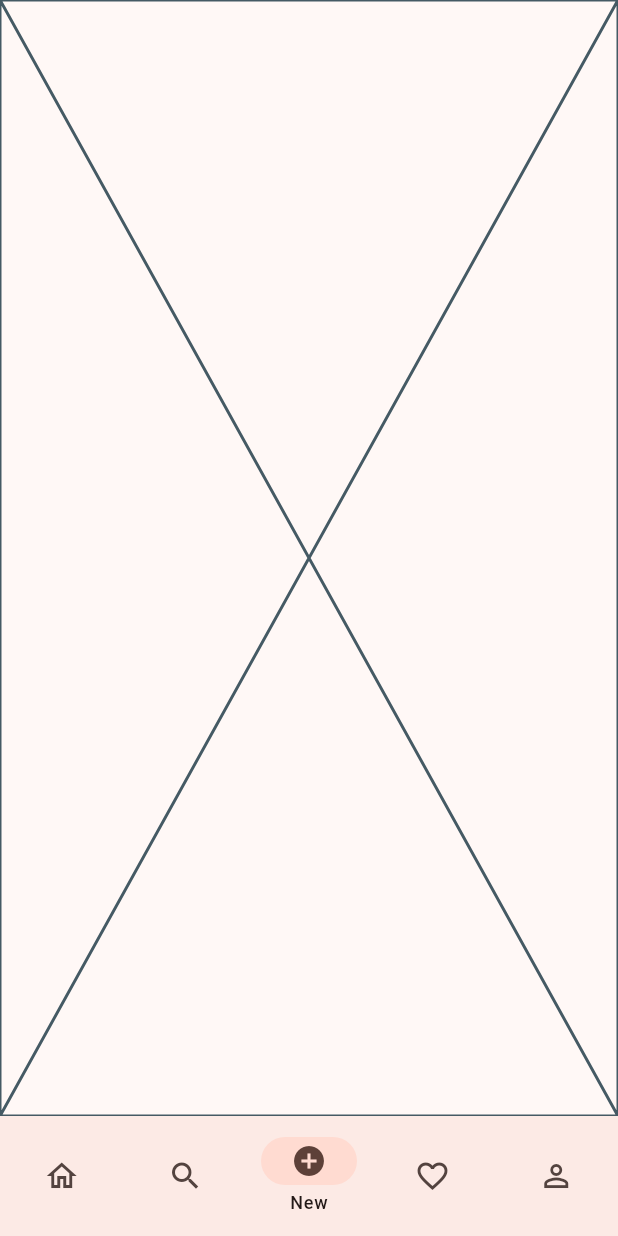
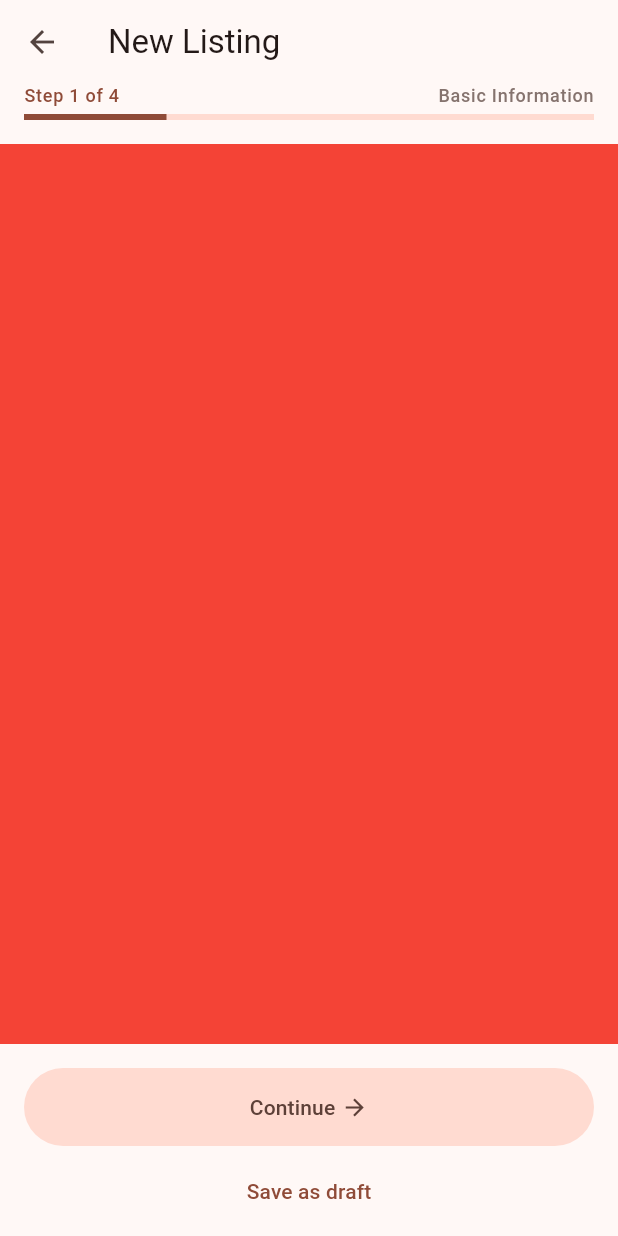
Before and after one commit to Layhout/rentify-app, a Flutter app: the screen it shows once a user with an empty profile is signed in, item 3 of the bottom bar chosen, on a phone screen of 412 x 824 dp. Run offline on Flutter 3.47's test engine with Material 3 defaults, Android fonts, the phone set to English and light mode, and no system bars; our stand-ins replace cached_network_image, dio, flutter_dotenv, flutter_riverpod, flutter_svg, freezed_annotation and 5 more; accounts and stored records are empty; generated files the repository leaves out were written again; network calls fail; Roboto replaces fonts that are missing (Spline Sans).

Commit message:
feat: implement multi-step listing creation flow and integrate Firebase configuration

```diff
--- a/lib/common_widgets/menu_chip.dart
+++ b/lib/common_widgets/menu_chip.dart
@@ -44,7 +44,7 @@ class _MenuChipState extends State<MenuChip> {
           label: Row(
             spacing: AppConstants.spacingXS,
             children: [
-              Text(widget.label, style: context.textTheme.labelMedium),
+              Text("${widget.label}: $_selectedOption", style: context.textTheme.labelMedium),
               Icon(Icons.keyboard_arrow_down, size: AppConstants.spacingMD),
             ],
           ),
--- a/lib/features/home/ui/home_screen.dart
+++ b/lib/features/home/ui/home_screen.dart
@@ -1,19 +1,40 @@
 import 'package:flutter/material.dart';
 import 'package:flutter_riverpod/flutter_riverpod.dart';
+import 'package:go_router/go_router.dart';
 import 'package:rentify_app/common_widgets/theme/theme_extensions.dart';
 import 'package:rentify_app/features/home/ui/widgets/favorite_tab.dart';
 import 'package:rentify_app/features/home/ui/widgets/home_tab.dart';
-import 'package:rentify_app/features/home/ui/widgets/new_item_form_tab.dart';
 import 'package:rentify_app/features/home/ui/widgets/profile_tab.dart';
 import 'package:rentify_app/features/home/ui/widgets/search_tab.dart';
 import 'package:rentify_app/features/home/ui/widgets/bottom_nav_bar.dart';
+import 'package:rentify_app/routing/routes.dart';
 
 final homeNavStacks = <NavigationDestination>[
-  NavigationDestination(label: "Home", icon: Icon(Icons.home_outlined), selectedIcon: Icon(Icons.home)),
-  NavigationDestination(label: "Search", icon: Icon(Icons.search_outlined), selectedIcon: Icon(Icons.search)),
-  NavigationDestination(label: "New", icon: Icon(Icons.add_circle_outline), selectedIcon: Icon(Icons.add_circle)),
-  NavigationDestination(label: "Favorite", icon: Icon(Icons.favorite_outline), selectedIcon: Icon(Icons.favorite)),
-  NavigationDestination(label: "Profile", icon: Icon(Icons.person_outline), selectedIcon: Icon(Icons.person)),
+  NavigationDestination(
+    label: "Home",
+    icon: Icon(Icons.home_outlined),
+    selectedIcon: Icon(Icons.home),
+  ),
+  NavigationDestination(
+    label: "Search",
+    icon: Icon(Icons.search_outlined),
+    selectedIcon: Icon(Icons.search),
+  ),
+  NavigationDestination(
+    label: "New",
+    icon: Icon(Icons.add_circle_outline),
+    selectedIcon: Icon(Icons.add_circle),
+  ),
+  NavigationDestination(
+    label: "Favorite",
+    icon: Icon(Icons.favorite_outline),
+    selectedIcon: Icon(Icons.favorite),
+  ),
+  NavigationDestination(
+    label: "Profile",
+    icon: Icon(Icons.person_outline),
+    selectedIcon: Icon(Icons.person),
+  ),
 ];
 
 class HomeScreen extends ConsumerStatefulWidget {
@@ -47,6 +68,10 @@ class _HomeScreenState extends ConsumerState<HomeScreen> {
           destinations: homeNavStacks,
           selectedIndex: _currentPageIndex,
           onDestinationSelected: (index) {
+            if (homeNavStacks[index].label == 'New') {
+              context.push(Routes.listingForm);
+              return;
+            }
             setState(() {
               _currentPageIndex = index;
             });
@@ -65,7 +90,6 @@ class _HomeScreenState extends ConsumerState<HomeScreen> {
                     },
                   ),
                   'Search' => SearchTab(),
-                  'New' => NewItemFormTab(),
                   'Favorite' => FavoriteTab(),
                   'Profile' => ProfileTab(),
                   _ => const SizedBox.shrink(),
--- a/lib/features/home/ui/widgets/new_item_form_tab.dart
+++ /dev/null
@@ -1,10 +0,0 @@
-import 'package:flutter/material.dart';
-
-class NewItemFormTab extends StatelessWidget {
-  const NewItemFormTab({super.key});
-
-  @override
-  Widget build(BuildContext context) {
-    return const Placeholder();
-  }
-}
--- /dev/null
+++ b/lib/features/listing/ui/listing_form_screen.dart
@@ -0,0 +1,124 @@
+import 'package:flutter/material.dart';
+import 'package:rentify_app/common_widgets/theme/app_constants.dart';
+import 'package:rentify_app/common_widgets/theme/theme_extensions.dart';
+
+class ListingFormScreen extends StatefulWidget {
+  const ListingFormScreen({super.key});
+
+  @override
+  State<ListingFormScreen> createState() => _ListingFormScreenState();
+}
+
+class _ListingFormScreenState extends State<ListingFormScreen> {
+  final ScrollController _scrollController = ScrollController();
+
+  int _currentIndex = 0;
+
+  final List<String> _steps = ["Basic Information", "Media", "Pricing", "Review"];
+
+  int get _totalSteps => _steps.length;
+  int get _currentStep => _currentIndex + 1;
+
+  @override
+  void dispose() {
+    _scrollController.dispose();
+
+    super.dispose();
+  }
+
+  void _goToStep(int step) {
+    if (step < 0 || step > _totalSteps - 1) return;
+
+    final screenWidth = MediaQuery.sizeOf(context).width;
+
+    _scrollController.animateTo(
+      screenWidth * step,
+      duration: const Duration(milliseconds: 300),
+      curve: Curves.easeInOut,
+    );
+
+    _currentIndex = step;
+    setState(() {});
+  }
+
+  @override
+  Widget build(BuildContext context) {
+    final screenWidth = MediaQuery.sizeOf(context).width;
+
+    return Scaffold(
+      appBar: AppBar(title: Text("New Listing")),
+      body: Column(
+        children: [
+          Column(
+            crossAxisAlignment: CrossAxisAlignment.stretch,
+            spacing: AppConstants.spacingXS,
+            children: [
+              Row(
+                mainAxisAlignment: MainAxisAlignment.spaceBetween,
+                children: [
+                  Text(
+                    "Step $_currentStep of $_totalSteps",
+                    style: context.textTheme.labelMedium?.copyWith(
+                      color: context.colorScheme.primary,
+                    ),
+                  ),
+                  Text(
+                    _steps[_currentIndex],
+                    style: context.textTheme.labelMedium?.copyWith(
+                      color: context.colorScheme.outline,
+                    ),
+                  ),
+                ],
+              ),
+              LinearProgressIndicator(value: _currentStep / _totalSteps),
+            ],
+          ).paddingOnly(
+            left: AppConstants.spacingMD,
+            right: AppConstants.spacingMD,
+            bottom: AppConstants.spacingMD,
+          ),
+          SingleChildScrollView(
+            controller: _scrollController,
+            scrollDirection: Axis.horizontal,
+            physics: const NeverScrollableScrollPhysics(),
+            child: Row(
+              children: [
+                Container(width: screenWidth, color: Colors.red),
+                Container(width: screenWidth, color: Colors.green),
+                Container(width: screenWidth, color: Colors.blue),
+                Container(width: screenWidth, color: Colors.yellow),
+              ],
+            ),
+          ).expanded(),
+          Column(
+            crossAxisAlignment: CrossAxisAlignment.stretch,
+            spacing: AppConstants.spacingXS,
+            children: [
+              FilledButton(
+                onPressed: () {
+                  _goToStep(_currentStep);
+                },
+                child: Row(
+                  mainAxisAlignment: MainAxisAlignment.center,
+                  spacing: AppConstants.spacingXS,
+                  children: [Text("Continue"), Icon(Icons.arrow_forward)],
+                ),
+              ),
+              TextButton(
+                onPressed: () {
+                  _goToStep(0);
+                },
+                child: Text('Save as draft'),
+              ),
+            ],
+          ).paddingOnly(
+            top: AppConstants.spacingMD,
+            left: AppConstants.spacingMD,
+            right: AppConstants.spacingMD,
+            bottom: AppConstants.spacingXS,
+          ),
+        ],
+      ).safeArea(top: false),
+    );
+  }
+}
--- a/pubspec.yaml
+++ b/pubspec.yaml
@@ -11,6 +11,7 @@ dependencies:
   dio: ^5.9.2
   flutter:
     sdk: flutter
+  flutter_animate: ^4.5.2
   flutter_dotenv: ^6.0.0
   flutter_riverpod: ^3.3.1
   flutter_svg: ^2.2.4
@@ -21,7 +22,7 @@ dependencies:
   json_annotation: ^4.11.0
   riverpod_annotation: ^4.0.2
   shared_preferences: ^2.5.4
-  shimmer: ^3.0.0
+  skeletonizer: ^2.1.3
   supabase_flutter: ^2.12.0
 
 dev_dependencies:
```
Also changed, not shown: lib/features/authentication/ui/signup_screen.dart (+8 -3 lines), lib/features/listing/provider/listing_form_state.dart (added, +21 -0 lines), lib/features/listing/ui/widgets/listing_basic_info_form.dart (added, +17 -0 lines), lib/routing/routes.dart (+8 -0 lines), lib/config/providers/api/api_provider.g.dart, lib/features/listing/provider/listing_form_state.freezed.dart (added), lib/routing/routes.g.dart, pubspec.lock, 3 other files.
